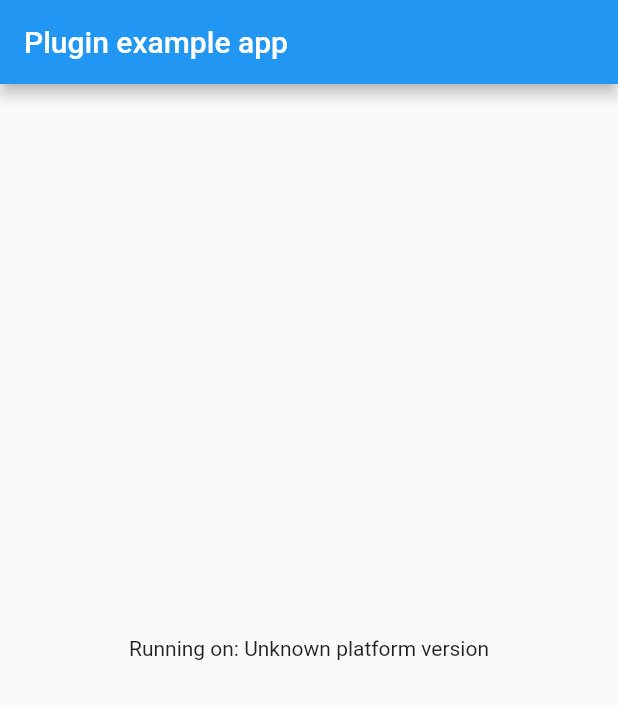
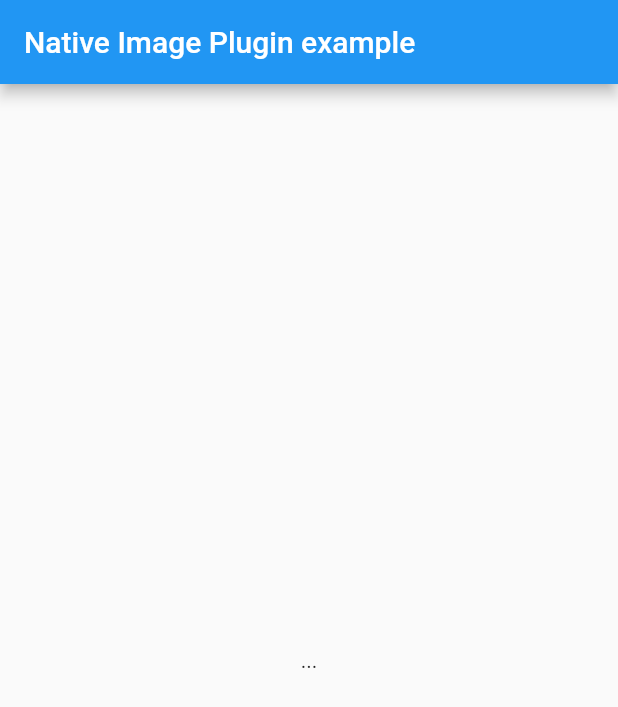
Before and after one commit to teddichiiwa/native_image, a Flutter app: the screen it shows after launch, on a phone screen of 412 x 824 dp. Shown: the top 707 px of the screen. Run offline on Flutter 3.47's test engine with Material 2 defaults, Android fonts, the phone set to English and light mode, and no system bars; our stand-ins replace plugin_platform_interface.

Commit message:
chore: clean up example

```diff
--- a/native_image/example/lib/main.dart
+++ b/native_image/example/lib/main.dart
@@ -1,8 +1,4 @@
-import 'dart:async';
-
 import 'package:flutter/material.dart';
-import 'package:flutter/services.dart';
-import 'package:native_image/native_image.dart';
 
 void main() {
   runApp(const MyApp());
@@ -18,34 +14,9 @@ class MyApp extends StatefulWidget {
 }
 
 class _MyAppState extends State<MyApp> {
-  String _platformVersion = 'Unknown';
-
   @override
   void initState() {
     super.initState();
-    initPlatformState();
-  }
-
-  // Platform messages are asynchronous, so we initialize in an async method.
-  Future<void> initPlatformState() async {
-    String platformVersion;
-    // Platform messages may fail, so we use a try/catch PlatformException.
-    // We also handle the message potentially returning null.
-    try {
-      platformVersion =
-          await NativeImage.platformVersion ?? 'Unknown platform version';
-    } on PlatformException {
-      platformVersion = 'Failed to get platform version.';
-    }
-
-    // If the widget was removed from the tree while the asynchronous platform
-    // message was in flight, we want to discard the reply rather than calling
-    // setState to update our non-existent appearance.
-    if (!mounted) return;
-
-    setState(() {
-      _platformVersion = platformVersion;
-    });
   }
 
   @override
@@ -53,10 +24,10 @@ class _MyAppState extends State<MyApp> {
     return MaterialApp(
       home: Scaffold(
         appBar: AppBar(
-          title: const Text('Plugin example app'),
+          title: const Text('Native Image Plugin example'),
         ),
-        body: Center(
-          child: Text('Running on: $_platformVersion\n'),
+        body: const Center(
+          child: Text('...'),
         ),
       ),
     );
```
